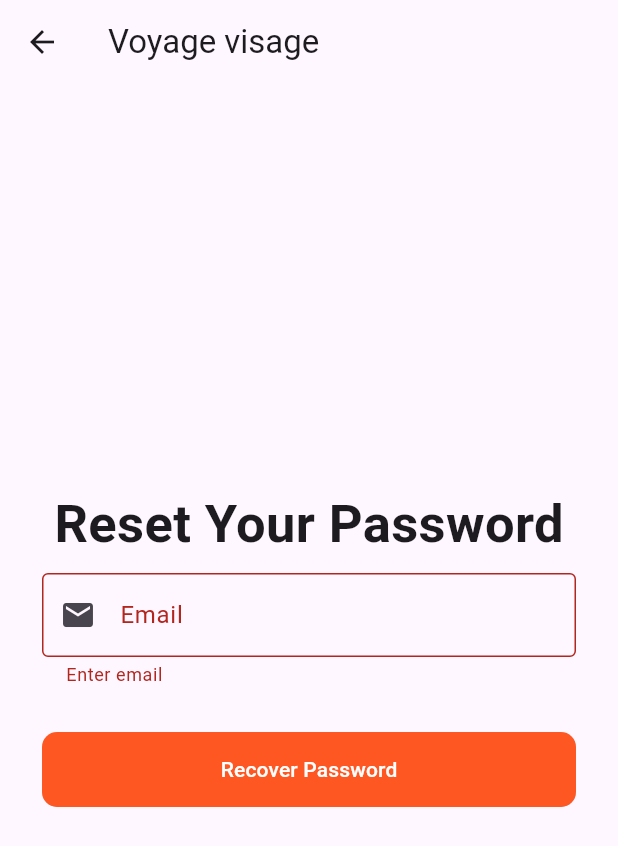
After one commit to sbfrusho/Voyage-Visage, a Flutter app: the ForgotPassword screen opened directly, after a tap on "Recover Password", on a phone screen of 412 x 824 dp. The commit adds this screen. Shown: the top 846 px of the screen. Run offline on Flutter 3.47's test engine with Material 3 defaults, Android fonts, the phone set to English and light mode, and no system bars; drawn by our look-alikes of modal_progress_hud_nsn; our stand-ins replace firebase_auth, firebase_core, firebase_database, firebase_storage, fluttertoast, image_picker; accounts and stored records are empty.

Commit message:
forgot password

```diff
--- /dev/null
+++ b/voyage_visage/lib/screens/forgot_password.dart
@@ -0,0 +1,127 @@
+import 'package:firebase_auth/firebase_auth.dart';
+import 'package:flutter/material.dart';
+import 'package:fluttertoast/fluttertoast.dart';
+import 'package:modal_progress_hud_nsn/modal_progress_hud_nsn.dart';
+import 'package:voyage_visage/components/round_button.dart';
+import 'package:voyage_visage/screens/splash_screen.dart';
+
+class ForgotPassword extends StatefulWidget {
+  const ForgotPassword({super.key});
+
+  @override
+  State<ForgotPassword> createState() => _ForgotPasswordState();
+}
+
+class _ForgotPasswordState extends State<ForgotPassword> {
+  bool showSpinner = false;
+  FirebaseAuth _auth = FirebaseAuth.instance;
+  final _formKey = GlobalKey<FormState>();
+  TextEditingController textEditingControllerEmail = TextEditingController();
+  TextEditingController textEditingControllerPassword = TextEditingController();
+
+  String email = "", password = "";
+
+  @override
+  Widget build(BuildContext context) {
+    return ModalProgressHUD(
+      inAsyncCall: showSpinner,
+      child: SafeArea(
+        child: Scaffold(
+            appBar: AppBar(
+              title: Text("Voyage visage"),
+            ),
+            body: Padding(
+              padding: const EdgeInsets.all(20),
+              child: Column(
+                crossAxisAlignment: CrossAxisAlignment.center,
+                mainAxisAlignment: MainAxisAlignment.center,
+                children: [
+                  Text(
+                    "Reset Your Password",
+                    style: TextStyle(fontWeight: FontWeight.bold, fontSize: 35),
+                  ),
+                  Padding(
+                    padding: const EdgeInsets.all(8.0),
+                    child: Form(
+                      key: _formKey,
+                      child: Column(
+                        children: [
+                          TextFormField(
+                            controller: textEditingControllerEmail,
+                            keyboardType: TextInputType.emailAddress,
+                            decoration: InputDecoration(
+                              hintText: 'Email',
+                              labelText: 'Email',
+                              prefixIcon: Icon(Icons.email),
+                              border: OutlineInputBorder(),
+                            ),
+                            onChanged: (String value) {
+                              email = value;
+                            },
+                            validator: (value) {
+                              return value!.isEmpty ? 'Enter email' : null;
+                            },
+                          ),
+                          const SizedBox(
+                            height: 20,
+                          ),
+                          Padding(
+                            padding: const EdgeInsets.symmetric(vertical: 10),
+                            child: RoundButton(
+                              title: 'Recover Password',
+                              onPress: () async {
+                                if (_formKey.currentState!.validate()) {
+                                  setState(() {
+                                    showSpinner = true;
+                                  });
+                                  try {
+                                    _auth
+                                        .sendPasswordResetEmail(
+                                            email: textEditingControllerEmail
+                                                .text
+                                                .toString())
+                                        .then((value) {
+                                      toastMessages(
+                                          'Please check your email, a reset link has been sent');
+                                      setState(() {
+                                        showSpinner = false;
+                                      });
+                                    }).onError((error, stackTrace) {
+                                      toastMessages(error.toString());
+                                      setState(() {
+                                        showSpinner = false;
+                                      });
+                                    });
+                                  } catch (e) {
+                                    print(e.toString());
+                                    toastMessages(e.toString());
+                                    setState(() {
+                                      showSpinner = false;
+                                    });
+                                  }
+                                }
+                              },
+                            ),
+                          ),
+                        ],
+                      ),
+                    ),
+                  ),
+                ],
+              ),
+            )),
+      ),
+    );
+  }
+
+  void toastMessages(String message) {
+    Fluttertoast.showToast(
+        msg: message.toString(),
+        toastLength: Toast.LENGTH_SHORT,
+        gravity: ToastGravity.CENTER,
+        timeInSecForIosWeb: 1,
+        backgroundColor: Colors.red,
+        textColor: Colors.white,
+        fontSize: 16.0);
+  }
+}
```
Also changed, not shown: voyage_visage/lib/screens/login_screen.dart (+15 -0 lines).
